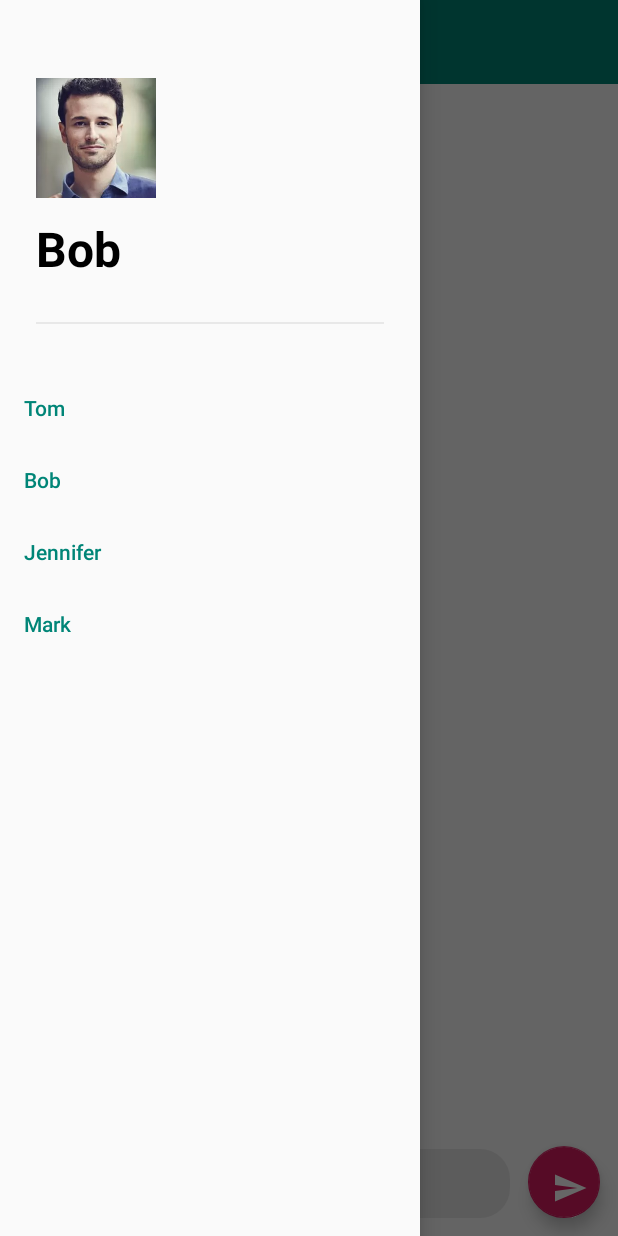
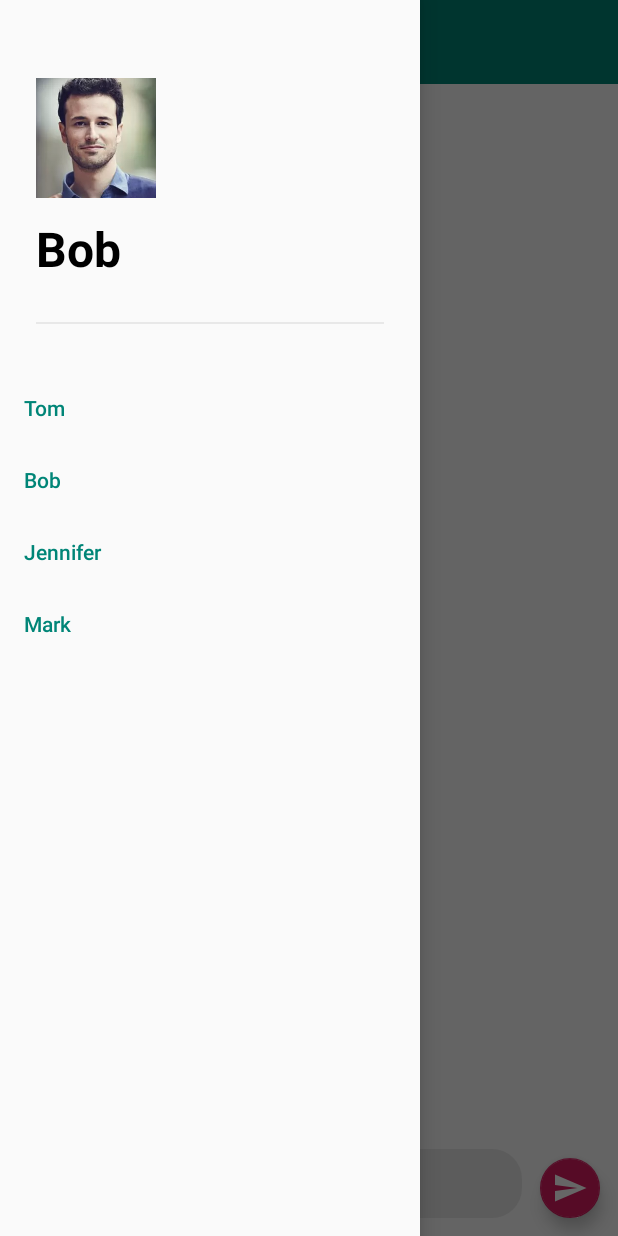
Before and after one commit to kanch231004/PingMe, an Android app: the screen it shows after launch (MainActivity), with the side drawer open, on a phone screen of 412 x 824 dp. Run offline under Robolectric (Android 15) with nearby library versions, the phone set to English and light mode, and no system bars; our stand-ins replace Dagger/Hilt's generated code, Room's generated code, Timber, paging; libraries missing offline, so code that uses them is left out: androidx.paging, com.facebook.stetho; 4 statements that could not run were skipped.

Commit message:
- Code clean up, Added resource files. Fixed typos

```diff
--- a/app/src/main/java/com/cnx/pingme/PingMeApp.kt
+++ b/app/src/main/java/com/cnx/pingme/PingMeApp.kt
@@ -2,6 +2,8 @@ package com.cnx.pingme
 
 import android.app.Activity
 import android.app.Application
+import androidx.work.WorkManager
+import com.cnx.pingme.PingMeApp.Companion.appInstance
 import com.cnx.pingme.dependencyInjection.AppInjector
 import com.facebook.stetho.Stetho
 import dagger.android.DispatchingAndroidInjector
@@ -14,10 +16,18 @@ class PingMeApp  : Application() , HasActivityInjector {
     @Inject
     public lateinit var dispatchingAndroidInjector: DispatchingAndroidInjector<Activity>
 
+    @Inject
+    lateinit var workManager: WorkManager
+
+    companion object {
+        var appInstance : PingMeApp? = null
+    }
+
 
     override fun onCreate() {
         super.onCreate()
 
+        appInstance = this
         if (BuildConfig.DEBUG) Stetho.initializeWithDefaults(this)
 
         AppInjector.init(this)
--- a/app/src/main/java/com/cnx/pingme/api/ChatService.kt
+++ b/app/src/main/java/com/cnx/pingme/api/ChatService.kt
@@ -6,7 +6,6 @@ import retrofit2.http.GET
 import retrofit2.http.Query
 
 
-const val apiKeyValue = "6nt5d1nJHkqbkphe"
 
 /** Not required any more after work manager implementation workmanager is itself doing work in background*/
 
--- a/app/src/main/java/com/cnx/pingme/api/OfflineChatService.kt
+++ b/app/src/main/java/com/cnx/pingme/api/OfflineChatService.kt
@@ -9,6 +9,11 @@ import retrofit2.http.Query
 /** We are not using suspend function of kotlin like in
  * previous versions as work manager is itself executing
  * this call in background so need of couroutine calling this function anymore */
+
+
+/** This apikey value can be changed to show error */
+
+const val apiKeyValue = "6nt5d1nJHkqbkphe"
 
 interface OfflineChatService {
 
--- a/app/src/main/res/drawable/ic_send.xml
+++ b/app/src/main/res/drawable/ic_send.xml
@@ -1,9 +1,5 @@
-<vector xmlns:android="http://schemas.android.com/apk/res/android"
-    android:width="12dp"
-    android:height="12dp"
-    android:viewportWidth="24.0"
-    android:viewportHeight="24.0">
-    <path
-        android:fillColor="#FFFFFF"
-        android:pathData="M2.01,21L23,12 2.01,3 2,10l15,2 -15,2z"/>
+<vector android:height="24dp" android:tint="#FFFFFF"
+    android:viewportHeight="24.0" android:viewportWidth="24.0"
+    android:width="24dp" xmlns:android="http://schemas.android.com/apk/res/android">
+    <path android:fillColor="#FF000000" android:pathData="M2.01,21L23,12 2.01,3 2,10l15,2 -15,2z"/>
 </vector>
--- a/app/src/main/res/layout/activity_main.xml
+++ b/app/src/main/res/layout/activity_main.xml
@@ -7,6 +7,7 @@
     android:layout_height="match_parent"
     android:id="@+id/drawer_layout"
     tools:context=".MainActivity">
+
 
     <RelativeLayout
         android:layout_width="match_parent"
@@ -31,7 +32,7 @@
             android:layout_width="match_parent"
             android:layout_height="match_parent"
             android:layout_below="@+id/toolbar"
-            android:layout_marginBottom="@dimen/spacing_xlarge"
+            android:layout_above="@id/etMessage"
             android:padding="@dimen/spacing_medium" />
 
 
@@ -55,12 +56,13 @@
 
 
     <com.google.android.material.floatingactionbutton.FloatingActionButton
-        android:layout_width="@dimen/widget_large"
-        android:layout_height="@dimen/widget_large"
+        android:layout_width="wrap_content"
+        android:layout_height="wrap_content"
         app:layout_constraintStart_toEndOf="@id/etMessage"
         app:layout_constraintTop_toBottomOf="@+id/rvMsg"
         android:src="@drawable/ic_send"
         android:id="@+id/fabSend"
+        app:fabSize="mini"
         android:layout_marginEnd="@dimen/spacing_medium"
         android:layout_marginBottom="@dimen/spacing_medium"
         android:layout_alignParentBottom="true"
--- /dev/null
+++ b/app/src/main/res/mipmap-anydpi-v26/ic_launcher.xml
@@ -0,0 +1,5 @@
+<?xml version="1.0" encoding="utf-8"?>
+<adaptive-icon xmlns:android="http://schemas.android.com/apk/res/android">
+    <background android:drawable="@drawable/ic_launcher_background" />
+    <foreground android:drawable="@drawable/ic_launcher_foreground" />
+</adaptive-icon>
--- /dev/null
+++ b/app/src/main/res/mipmap-anydpi-v26/ic_launcher_round.xml
@@ -0,0 +1,5 @@
+<?xml version="1.0" encoding="utf-8"?>
+<adaptive-icon xmlns:android="http://schemas.android.com/apk/res/android">
+    <background android:drawable="@drawable/ic_launcher_background" />
+    <foreground android:drawable="@drawable/ic_launcher_foreground" />
+</adaptive-icon>
--- a/app/src/main/res/values/strings.xml
+++ b/app/src/main/res/values/strings.xml
@@ -1,6 +1,6 @@
 <resources>
     <string name="app_name">PingMe</string>
-    <string name="type_a_message">Type a messageModel</string>
+    <string name="type_a_message">Type a message</string>
     <string name="tom">Tom</string>
     <string name="bob">Bob</string>
     <string name="mark">Mark</string>
--- /dev/null
+++ b/settings.gradle
@@ -0,0 +1,2 @@
+include ':app'
+rootProject.name='PingMe'
```
Also changed, not shown: app/src/main/java/com/cnx/pingme/MainActivity.kt (+5 -2 lines), app/src/main/java/com/cnx/pingme/worker/SendMsgWorker.kt (+40 -15 lines), app/src/main/res/drawable-v24/ic_launcher_foreground.xml (added, +34 -0 lines), app/src/main/res/drawable/ic_error.xml (added, +9 -0 lines), 2 other files.
